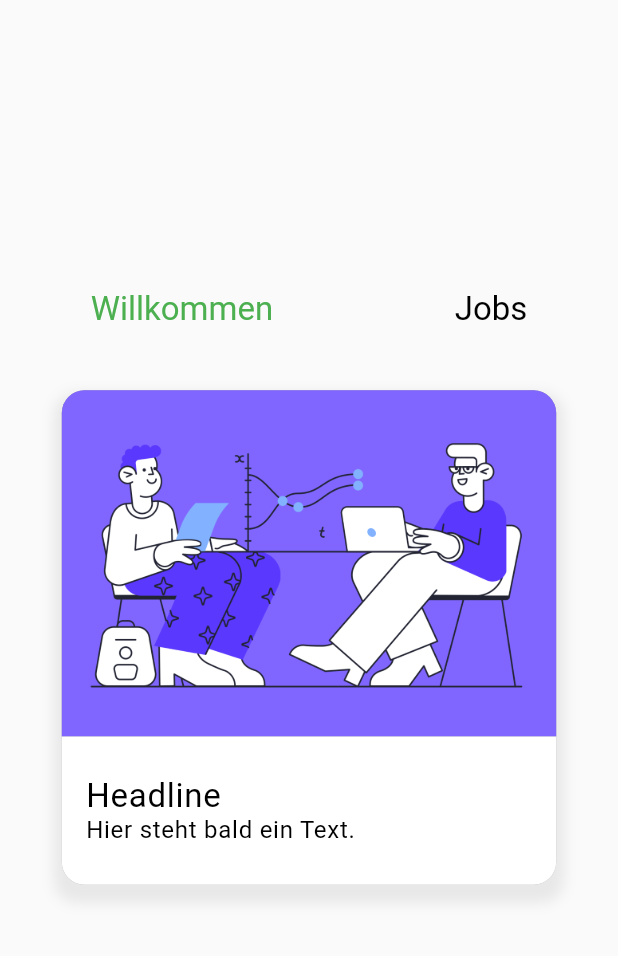
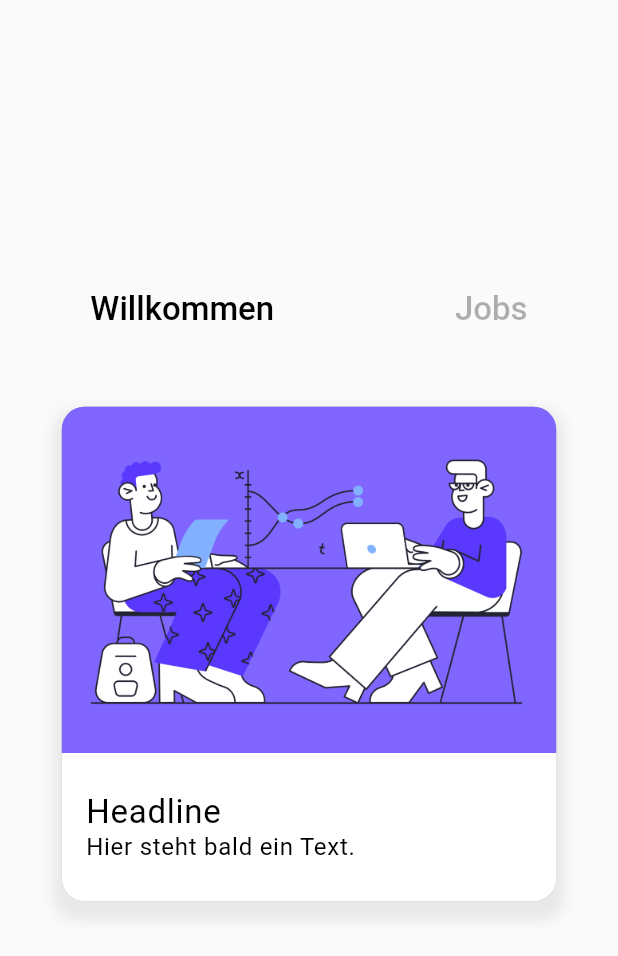
Before and after one commit to smueller264/HiringApp, a Flutter app: the screen it shows after launch, on a phone screen of 412 x 824 dp. Shown: the top 956 px of the screen. Run offline on Flutter 3.47's test engine with Material 2 defaults, Android fonts, the phone set to English and light mode, and no system bars; our stand-ins replace google_fonts.

Commit message:
added opacity animation to headlines

```diff
--- a/lib/screens/home/home_screen.dart
+++ b/lib/screens/home/home_screen.dart
@@ -6,7 +6,7 @@ import 'provider/home_screen_provider.dart';
 import 'pages/jobs_page.dart';
 import 'pages/welcome_page.dart';
 import 'widgets/home_tile.dart';
-import 'widgets/page_view_headline_text.dart';
+import 'widgets/page_view_headline_text_button.dart';
 
 class HomeScreen extends StatelessWidget {
   const HomeScreen({Key? key}) : super(key: key);
@@ -23,11 +23,11 @@ class HomeScreen extends StatelessWidget {
                 child: Row(
                   mainAxisAlignment: MainAxisAlignment.spaceAround,
                   children: [
-                    PageViewHeadlineText(
+                    PageViewHeadlineTextButton(
                       headline: "Willkommen",
                       index: 0,
                     ),
-                    PageViewHeadlineText(
+                    PageViewHeadlineTextButton(
                       headline: "Jobs",
                       index: 1,
                     ),
--- a/lib/screens/home/provider/home_screen_provider.dart
+++ b/lib/screens/home/provider/home_screen_provider.dart
@@ -8,6 +8,8 @@ class HomeScreenProvider with ChangeNotifier {
 
   int _currentPageIndex = 0;
   final int pageCount = 2;
+
+  bool isActive(index) => _currentPageIndex == index;
 
   ///Returns the currentPageIndex from the [PageController]
   int get currentPageIndex => _currentPageIndex;
--- a/lib/screens/home/widgets/page_view_headline_text.dart
+++ /dev/null
@@ -1,29 +0,0 @@
-import 'package:flutter/material.dart';
-
-import 'package:google_fonts/google_fonts.dart';
-import 'package:provider/provider.dart';
-
-import '../provider/home_screen_provider.dart';
-
-class PageViewHeadlineText extends StatelessWidget {
-  const PageViewHeadlineText({Key? key, this.headline, this.index})
-      : super(key: key);
-
-  final headline;
-  final index;
-
-  @override
-  Widget build(BuildContext context) {
-    return Text(
-      headline,
-      style: GoogleFonts.roboto(
-        textStyle: TextStyle(
-          fontSize: 22,
-          color: context.watch<HomeScreenProvider>().currentPageIndex == index
-              ? Colors.green
-              : Colors.black,
-        ),
-      ),
-    );
-  }
-}
--- /dev/null
+++ b/lib/screens/home/widgets/page_view_headline_text_button.dart
@@ -0,0 +1,36 @@
+import 'package:flutter/material.dart';
+
+import 'package:google_fonts/google_fonts.dart';
+import 'package:provider/provider.dart';
+
+import '../provider/home_screen_provider.dart';
+
+class PageViewHeadlineTextButton extends StatelessWidget {
+  const PageViewHeadlineTextButton({Key? key, this.headline, this.index})
+      : super(key: key);
+
+  final headline;
+  final index;
+
+  @override
+  Widget build(BuildContext context) {
+    return TextButton(
+      onPressed: () =>
+          context.read<HomeScreenProvider>().currentPageIndex = index,
+      child: AnimatedOpacity(
+        opacity:
+            context.watch<HomeScreenProvider>().isActive(index) ? 1.0 : 0.3,
+        duration: const Duration(milliseconds: 100),
+        child: Text(
+          headline,
+          style: GoogleFonts.roboto(
+            textStyle: TextStyle(
+              fontSize: 22,
+              color: Colors.black,
+            ),
+          ),
+        ),
+      ),
+    );
+  }
+}
```
